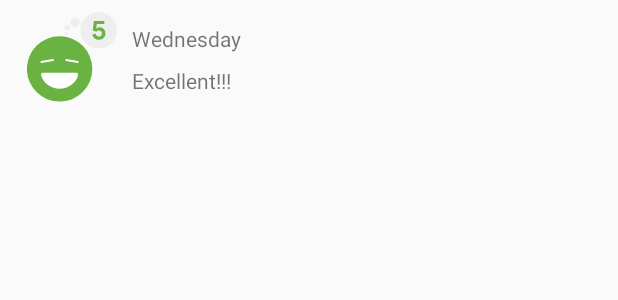
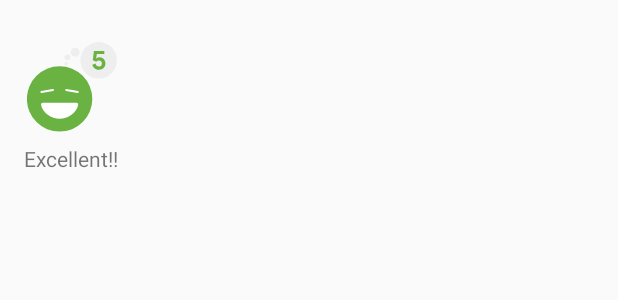
Before and after one commit to alittlebitofit/RecyclerViewFundamentals, an Android app: the layout list_item_sleep_night.xml on its own in the app's theme, with its tools: preview values and no code run, on a phone screen of 412 x 824 dp. Shown: the top 300 px of the screen. Run offline under Robolectric (Android 15) with nearby library versions, the phone set to English and light mode, and no system bars; Roboto replaces fonts that are not available here.

Commit message:
Grid Layout

```diff
--- a/app/src/main/java/com/example/android/trackmysleepquality/sleeptracker/SleepTrackerFragment.kt
+++ b/app/src/main/java/com/example/android/trackmysleepquality/sleeptracker/SleepTrackerFragment.kt
@@ -25,6 +25,7 @@ import androidx.fragment.app.Fragment
 import androidx.lifecycle.Observer
 import androidx.lifecycle.ViewModelProvider
 import androidx.navigation.fragment.findNavController
+import androidx.recyclerview.widget.GridLayoutManager
 import com.example.android.trackmysleepquality.R
 import com.example.android.trackmysleepquality.database.SleepDatabase
 import com.example.android.trackmysleepquality.databinding.FragmentSleepTrackerBinding
@@ -124,6 +125,8 @@ class SleepTrackerFragment : Fragment() {
         })
 
 
+        val manager = GridLayoutManager(context, 3, GridLayoutManager.VERTICAL, false)
+        binding.sleepList.layoutManager = manager
 
 
         return binding.root
--- a/app/src/main/res/layout/fragment_sleep_tracker.xml
+++ b/app/src/main/res/layout/fragment_sleep_tracker.xml
@@ -47,7 +47,6 @@
             android:id="@+id/sleep_list"
             android:layout_width="0dp"
             android:layout_height="0dp"
-            app:layoutManager="androidx.recyclerview.widget.LinearLayoutManager"
             app:layout_constraintBottom_toTopOf="@+id/clear_button"
             app:layout_constraintEnd_toEndOf="parent"
             app:layout_constraintStart_toStartOf="parent"
--- a/app/src/main/res/layout/list_item_sleep_night.xml
+++ b/app/src/main/res/layout/list_item_sleep_night.xml
@@ -28,28 +28,28 @@
             app:sleepImage="@{sleep}"
             tools:srcCompat="@drawable/ic_sleep_5" />
 
-        <TextView
-            android:id="@+id/sleep_length"
-            android:layout_width="0dp"
-            android:layout_height="20dp"
-            android:layout_marginStart="8dp"
-            android:layout_marginTop="8dp"
-            android:layout_marginEnd="16dp"
-            app:layout_constraintEnd_toEndOf="parent"
-            app:layout_constraintStart_toEndOf="@+id/quality_image"
-            app:layout_constraintTop_toTopOf="@+id/quality_image"
-            app:sleepDurationFormatted="@{sleep}"
-            tools:text="Wednesday" />
+<!--        <TextView-->
+<!--            android:id="@+id/sleep_length"-->
+<!--            android:layout_width="0dp"-->
+<!--            android:layout_height="20dp"-->
+<!--            android:layout_marginStart="8dp"-->
+<!--            android:layout_marginTop="8dp"-->
+<!--            android:layout_marginEnd="16dp"-->
+<!--            app:layout_constraintEnd_toEndOf="parent"-->
+<!--            app:layout_constraintStart_toEndOf="@+id/quality_image"-->
+<!--            app:layout_constraintTop_toTopOf="@+id/quality_image"-->
+<!--            app:sleepDurationFormatted="@{sleep}"-->
+<!--            tools:text="Wednesday" />-->
 
         <TextView
             android:id="@+id/quality_string"
             android:layout_width="0dp"
             android:layout_height="20dp"
             android:layout_marginTop="8dp"
-            app:layout_constraintEnd_toEndOf="@+id/sleep_length"
+            app:layout_constraintEnd_toEndOf="@+id/quality_image"
             app:layout_constraintHorizontal_bias="0.0"
-            app:layout_constraintStart_toStartOf="@+id/sleep_length"
-            app:layout_constraintTop_toBottomOf="@+id/sleep_length"
+            app:layout_constraintStart_toStartOf="@+id/quality_image"
+            app:layout_constraintTop_toBottomOf="@+id/quality_image"
             app:sleepQualityString="@{sleep}"
             tools:text="Excellent!!!" />
     </androidx.constraintlayout.widget.ConstraintLayout>
```
